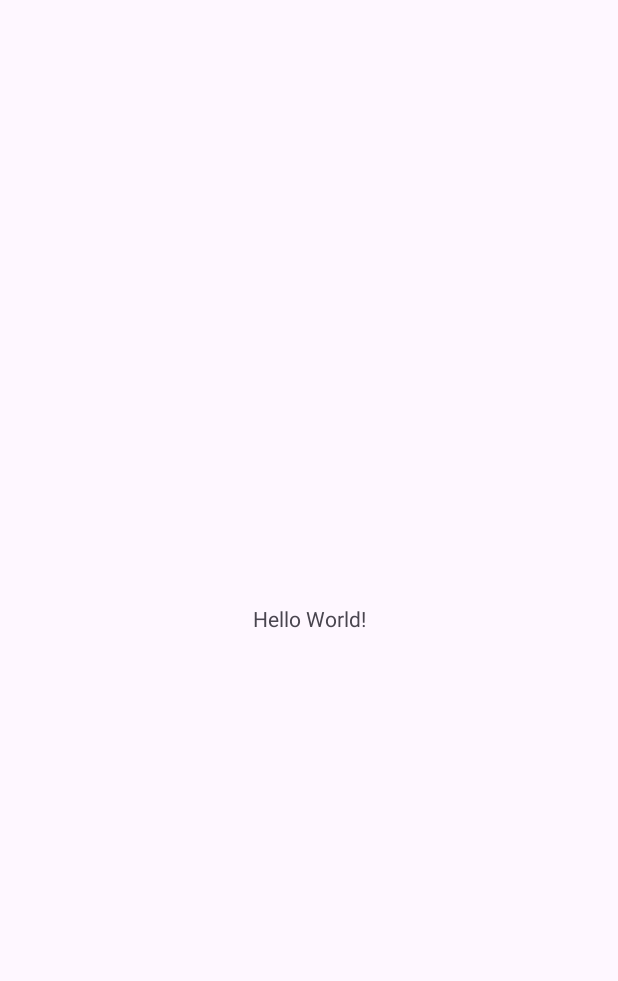
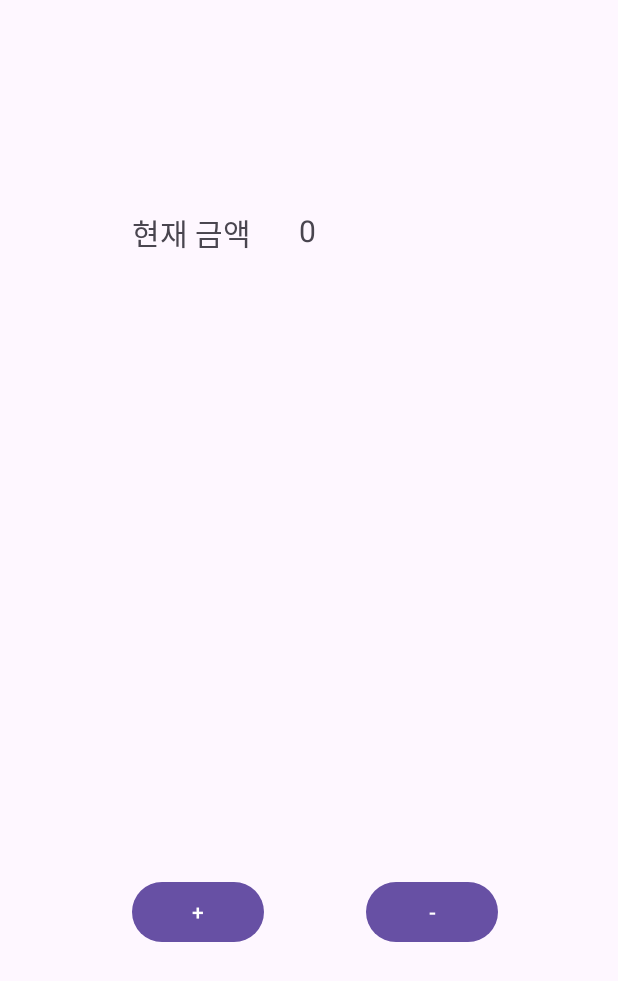
Before and after one commit to vaturn/GameBetUtiliy, an Android app: the screen it shows after launch (MainActivity), on a phone screen of 412 x 824 dp. Before the commit the part shown is almost empty. Shown: the top 981 px of the screen. Run offline under Robolectric (Android 15) with nearby library versions, the phone set to English and light mode, and no system bars.

Commit message:
Add money and related functions

```diff
--- a/app/src/main/java/com/example/gamebet/MainActivity.java
+++ b/app/src/main/java/com/example/gamebet/MainActivity.java
@@ -1,6 +1,10 @@
 package com.example.gamebet;
 
 import android.os.Bundle;
+import android.util.Log;
+import android.view.View;
+import android.widget.Button;
+import android.widget.TextView;
 
 import androidx.activity.EdgeToEdge;
 import androidx.appcompat.app.AppCompatActivity;
@@ -8,17 +12,47 @@ import androidx.core.graphics.Insets;
 import androidx.core.view.ViewCompat;
 import androidx.core.view.WindowInsetsCompat;
 
+import com.example.gamebet.object.Money;
+
 public class MainActivity extends AppCompatActivity {
-
+    TextView tv_money;
+    Button btn_p, btn_m;
+    Money user_account = new Money();
     @Override
     protected void onCreate(Bundle savedInstanceState) {
         super.onCreate(savedInstanceState);
         EdgeToEdge.enable(this);
         setContentView(R.layout.activity_main);
+
+        tv_money = findViewById(R.id.tv_money);
+        btn_m = findViewById(R.id.btn_m);
+        btn_p = findViewById(R.id.btn_p);
+
+        btn_p.setOnClickListener(view -> {
+            user_account.addMoney(10);
+
+            refreshTv();
+        });
+
+        btn_m.setOnClickListener(view -> {
+            user_account.withdrawMoney(10);
+
+            refreshTv();
+        });
+
+        user_account.setMoney(0);
+
+        refreshTv();
+        /*
         ViewCompat.setOnApplyWindowInsetsListener(findViewById(R.id.main), (v, insets) -> {
             Insets systemBars = insets.getInsets(WindowInsetsCompat.Type.systemBars());
             v.setPadding(systemBars.left, systemBars.top, systemBars.right, systemBars.bottom);
             return insets;
-        });
+        });*/
+    }
+
+    public void refreshTv(){
+        String s = Integer.toString(user_account.getMoney());
+        tv_money.setText(s);
     }
 }
--- /dev/null
+++ b/app/src/main/java/com/example/gamebet/object/Money.java
@@ -0,0 +1,28 @@
+package com.example.gamebet.object;
+
+public class Money {
+    private int money;
+
+    public Money() {
+    }
+
+    public int getMoney() {
+        return money;
+    }
+
+    public void setMoney(int money) {
+        this.money = money;
+    }
+
+    public void addMoney(int money){
+        this.money += money;
+    }
+
+    public int withdrawMoney(int money){
+        if(this.money < money)
+            return -1;
+
+        this.money -= money;
+        return 0;
+    }
+}
--- a/app/src/main/res/layout/activity_main.xml
+++ b/app/src/main/res/layout/activity_main.xml
@@ -7,13 +7,49 @@
     android:layout_height="match_parent"
     tools:context=".MainActivity">
 
-    <TextView
+    <Button
+        android:id="@+id/btn_p"
         android:layout_width="wrap_content"
         android:layout_height="wrap_content"
-        android:text="Hello World!"
+        android:layout_marginBottom="192dp"
+        android:text="+"
         app:layout_constraintBottom_toBottomOf="parent"
+        app:layout_constraintEnd_toStartOf="@+id/btn_m"
+        app:layout_constraintHorizontal_bias="0.566"
+        app:layout_constraintStart_toStartOf="parent" />
+
+    <Button
+        android:id="@+id/btn_m"
+        android:layout_width="wrap_content"
+        android:layout_height="wrap_content"
+        android:layout_marginEnd="80dp"
+        android:layout_marginBottom="192dp"
+        android:text="-"
+        app:layout_constraintBottom_toBottomOf="parent"
+        app:layout_constraintEnd_toEndOf="parent" />
+
+    <TextView
+        android:id="@+id/tv_money"
+        android:layout_width="wrap_content"
+        android:layout_height="wrap_content"
+        android:layout_marginStart="32dp"
+        android:layout_marginTop="140dp"
+        android:layout_marginEnd="200dp"
+        android:text="0"
+        android:textSize="20sp"
         app:layout_constraintEnd_toEndOf="parent"
+        app:layout_constraintHorizontal_bias="0.0"
+        app:layout_constraintStart_toEndOf="@+id/textView2"
+        app:layout_constraintTop_toTopOf="parent" />
+
+    <TextView
+        android:id="@+id/textView2"
+        android:layout_width="wrap_content"
+        android:layout_height="wrap_content"
+        android:layout_marginStart="88dp"
+        android:layout_marginTop="140dp"
+        android:text="현재 금액"
+        android:textSize="20sp"
         app:layout_constraintStart_toStartOf="parent"
         app:layout_constraintTop_toTopOf="parent" />
-
 </androidx.constraintlayout.widget.ConstraintLayout>
```
